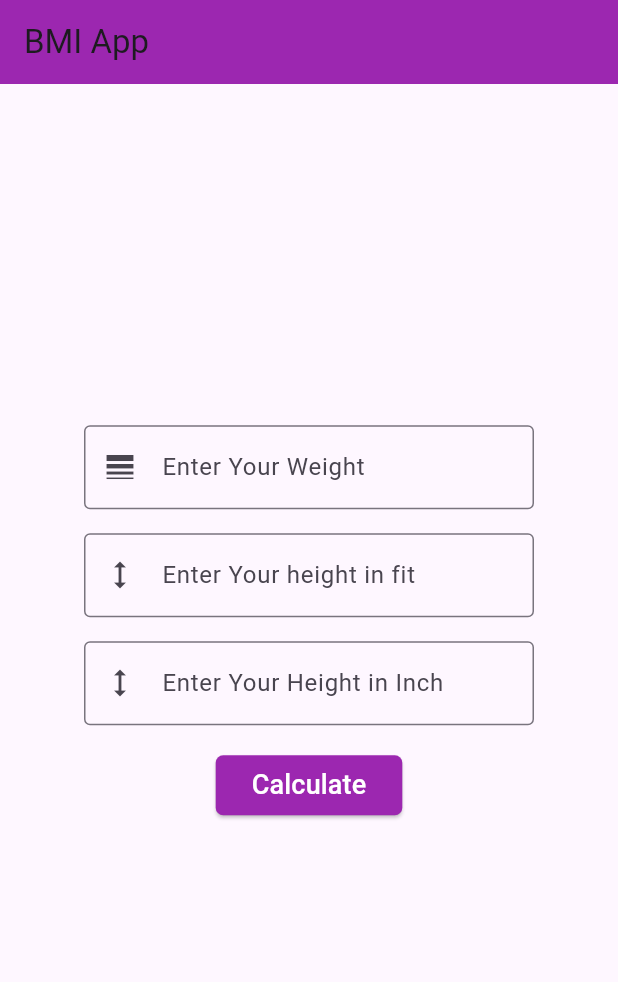
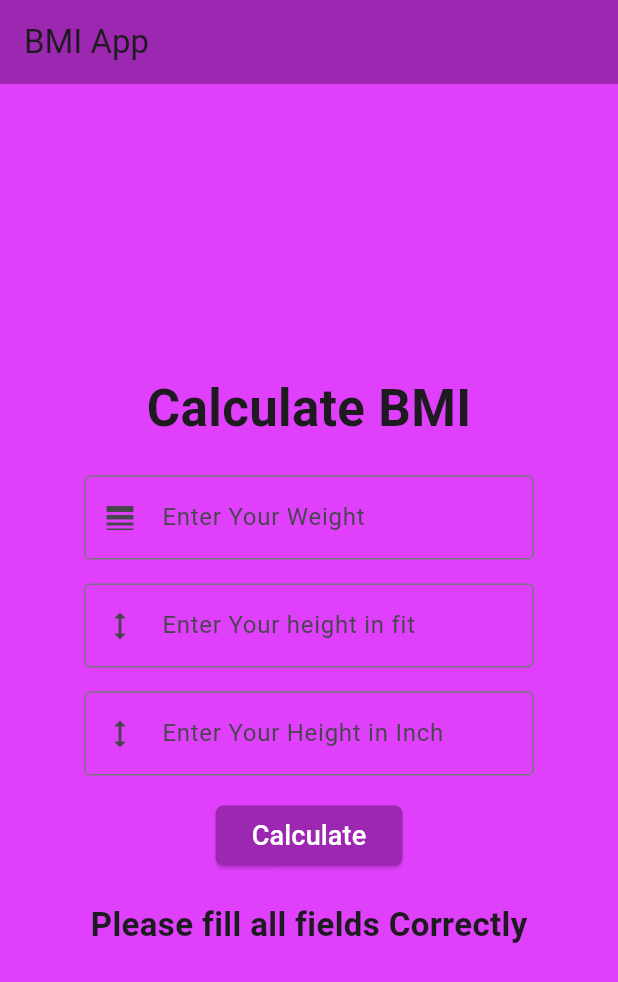
Before and after one commit to akashm936/Bmi_App, a Flutter app: the screen it shows after launch, after a tap on "Calculate", on a phone screen of 412 x 824 dp. Shown: the top 982 px of the screen. Run offline on Flutter 3.47's test engine with Material 3 defaults, Android fonts, the phone set to English and light mode, and no system bars.

Commit message:
BMI App is Completed

```diff
--- a/lib/bmiapp.dart
+++ b/lib/bmiapp.dart
@@ -12,7 +12,7 @@ class _BmiAppState extends State<BmiApp> {
   var inchcontroller = TextEditingController();
 
   var result = "";
-  // var bgcolor ;
+  var bgcolor ;
   @override
   Widget build(BuildContext context) {
     return Scaffold(
@@ -21,19 +21,23 @@ class _BmiAppState extends State<BmiApp> {
         backgroundColor: ThemeData().appBarTheme.backgroundColor,
       ),
       body: Container(
-        // color: bgcolor!=null? bgcolor : Colors.purpleAccent.shade100 ,
+        color: bgcolor!=null? bgcolor : Colors.purpleAccent.shade200 ,
         child: Center(
           child: Container(
             width: 300,
             child: Column(
               mainAxisAlignment: MainAxisAlignment.center,
               children: [
+                Text("Calculate BMI",style: TextStyle(fontSize: 34, fontWeight: FontWeight.bold),),
+                SizedBox(height: 20,),
                 TextField(
                   controller: wtcontroller,
+                  keyboardType: TextInputType.number,
                   decoration: InputDecoration(
                     hintText: "Enter Your Weight",
                     // label: Text("Enter Your Weight ",style: TextStyle(fontSize: 16),),
                     prefixIcon: Icon(Icons.line_weight),
+
                     border: OutlineInputBorder(
                       borderSide: BorderSide(width: 3, color: Colors.black),
                     ),
@@ -42,6 +46,7 @@ class _BmiAppState extends State<BmiApp> {
                 SizedBox(height: 16),
                 TextField(
                   controller: fitcontroller,
+                  keyboardType: TextInputType.number,
                   decoration: InputDecoration(
                     hintText: "Enter Your height in fit",
                     // label: Text("Enter Your height in fit",style: TextStyle(fontSize: 16),),
@@ -54,6 +59,7 @@ class _BmiAppState extends State<BmiApp> {
                 SizedBox(height: 16),
                 TextField(
                   controller: inchcontroller,
+                  keyboardType: TextInputType.number,
                   decoration: InputDecoration(
                     hintText: "Enter Your Height in Inch",
                     // label: Text("Enter your Height in Inch",style: TextStyle(fontSize: 16),),
@@ -66,15 +72,15 @@ class _BmiAppState extends State<BmiApp> {
                 SizedBox(height: 16),
                 ElevatedButton(
                   onPressed: () {
-                    var Wt = wtcontroller.toString();
-                    var FitH = fitcontroller.toString();
-                    var Inch = inchcontroller.toString();
+                    var Wt = wtcontroller.text.toString();
+                    var FitH = fitcontroller.text.toString();
+                    var Inch = inchcontroller.text.toString();
 
                     if (Wt != "" && FitH != "" && Inch != "") {
 
-                      var iWt = int.parse(Wt);
-                      var iFit = int.parse(FitH);
-                      var iInch = int.parse(Inch);
+                      var iWt = double.parse(Wt);
+                      var iFit = double.parse(FitH);
+                      var iInch = double.parse(Inch);
 
                       var tInch = (iFit*12) + iInch;
                       var tCm = tInch * 2.54;
@@ -84,19 +90,22 @@ class _BmiAppState extends State<BmiApp> {
                       var msg = "";
                       if(bmi>25){
                         msg = "You're Overweight";
-                        // bgcolor = Colors.orange.shade100;
+                        bgcolor = Colors.orange.shade200;
                       }
                       else if(bmi<18){
                         msg = "Your are Underweight";
-                        // bgcolor = Colors.red.shade100;
+                        bgcolor = Colors.red.shade200;
                       }
                       else{
                         msg = "Your are Healthy";
-                        // bgcolor = Colors.green.shade100;
+                        bgcolor = Colors.green.shade200;
                     }
-
+                      print(result);
                       setState(() {
                         result = "Your Bmi is ${bmi.toStringAsFixed(2)}";
+                        wtcontroller.clear();
+                        fitcontroller.clear();
+                        inchcontroller.clear();
                       });
 
                     } else {
@@ -111,9 +120,7 @@ class _BmiAppState extends State<BmiApp> {
                   ),
                 ),
                 SizedBox(height: 20),
-                Text("$result",
-                  style: TextStyle(fontSize: 20, fontWeight: FontWeight.w600),
-                ),
+                Text(result, style: TextStyle(fontSize: 22, fontWeight: FontWeight.w600),),
               ],
             ),
           ),
--- a/lib/main.dart
+++ b/lib/main.dart
@@ -10,7 +10,9 @@ class MyApp extends StatelessWidget {
 
   @override
   Widget build(BuildContext context) {
+
     return MaterialApp(
+      debugShowCheckedModeBanner: false,
       title: 'Flutter Demo',
       theme: ThemeData(
         appBarTheme: AppBarTheme(backgroundColor: Colors.purple),
```
